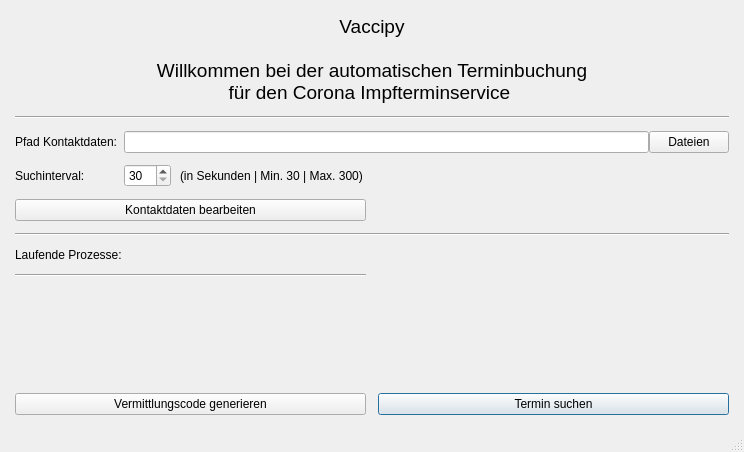
This is tools/gui/main.ui in timreibe/vaccipy as Qt 5 draws it before an edit. The edited form follows.
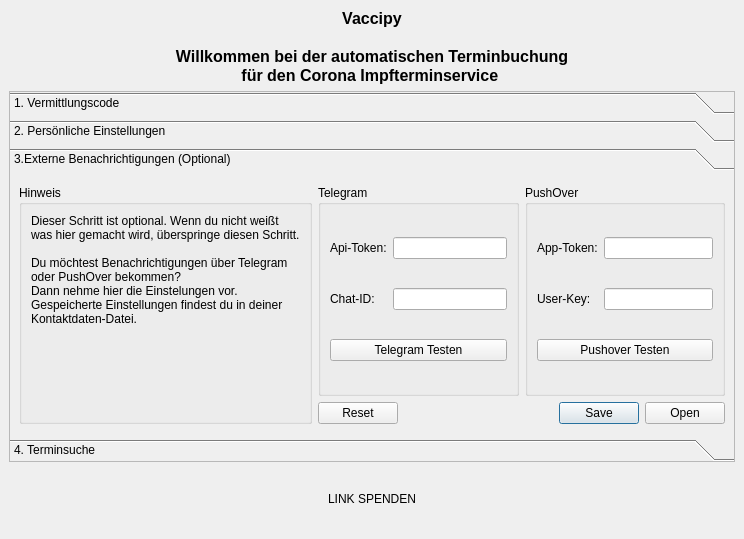
This is the edited form. The open tabs and pages were chosen to show the change.

```diff
--- a/tools/gui/main.ui
+++ b/tools/gui/main.ui
@@ -7,165 +7,31 @@
     <x>0</x>
     <y>0</y>
     <width>744</width>
-    <height>452</height>
+    <height>539</height>
    </rect>
   </property>
   <property name="windowTitle">
    <string>vaccipy</string>
   </property>
   <widget class="QWidget" name="centralwidget">
-   <layout class="QGridLayout" name="gridLayout_2">
+   <layout class="QGridLayout">
     <item row="0" column="0">
-     <layout class="QGridLayout" name="gridLayout">
-      <property name="leftMargin">
-       <number>6</number>
-      </property>
-      <property name="topMargin">
-       <number>6</number>
-      </property>
-      <property name="rightMargin">
-       <number>6</number>
-      </property>
-      <property name="bottomMargin">
-       <number>6</number>
-      </property>
-      <property name="spacing">
-       <number>12</number>
-      </property>
-      <item row="3" column="0">
-       <widget class="QPushButton" name="b_neue_kontaktdaten">
-        <property name="text">
-         <string>Kontaktdaten bearbeiten</string>
-        </property>
-       </widget>
-      </item>
-      <item row="2" column="0" colspan="2">
-       <layout class="QFormLayout" name="pfad_layout">
-        <property name="horizontalSpacing">
-         <number>6</number>
-        </property>
-        <property name="verticalSpacing">
-         <number>11</number>
-        </property>
-        <item row="0" column="0">
-         <widget class="QLabel" name="kontaktdaten_label">
-          <property name="text">
-           <string>Pfad Kontaktdaten:</string>
-          </property>
-         </widget>
-        </item>
-        <item row="0" column="1">
-         <layout class="QGridLayout" name="gridLayout_3">
-          <item row="0" column="0">
-           <widget class="QLineEdit" name="i_kontaktdaten_pfad">
-            <property name="text">
-             <string/>
-            </property>
-            <property name="readOnly">
-             <bool>true</bool>
-            </property>
-           </widget>
-          </item>
-          <item row="0" column="1">
-           <widget class="QPushButton" name="b_dateien_kontaktdaten">
-            <property name="text">
-             <string>Dateien</string>
-            </property>
-           </widget>
-          </item>
-         </layout>
-        </item>
-        <item row="1" column="0">
-         <widget class="QLabel" name="interval_label">
-          <property name="text">
-           <string>Suchinterval:</string>
-          </property>
-         </widget>
-        </item>
-        <item row="1" column="1">
-         <layout class="QGridLayout" name="gridLayout_5">
-          <property name="horizontalSpacing">
-           <number>9</number>
-          </property>
-          <item row="0" column="1">
-           <widget class="QLabel" name="label_interval_info">
-            <property name="text">
-             <string>(in Sekunden | Min. 30 | Max. 300)</string>
-            </property>
-           </widget>
-          </item>
-          <item row="0" column="0">
-           <widget class="QSpinBox" name="i_interval">
-            <property name="minimumSize">
-             <size>
-              <width>20</width>
-              <height>0</height>
-             </size>
-            </property>
-            <property name="maximumSize">
-             <size>
-              <width>100</width>
-              <height>16777215</height>
-             </size>
-            </property>
-            <property name="minimum">
-             <number>30</number>
-            </property>
-            <property name="maximum">
-             <number>300</number>
-            </property>
-           </widget>
-          </item>
-          <item row="0" column="2">
-           <spacer name="horizontalSpacer">
-            <property name="orientation">
-             <enum>Qt::Horizontal</enum>
-            </property>
-            <property name="sizeHint" stdset="0">
-             <size>
-              <width>40</width>
-              <height>20</height>
-             </size>
-            </property>
-           </spacer>
-          </item>
-         </layout>
-        </item>
-       </layout>
-      </item>
-      <item row="4" column="0" colspan="2">
-       <widget class="Line" name="line_4">
-        <property name="orientation">
-         <enum>Qt::Horizontal</enum>
-        </property>
-       </widget>
-      </item>
-      <item row="7" column="0" colspan="2">
-       <layout class="QFormLayout" name="prozesse_layout"/>
-      </item>
-      <item row="9" column="1">
-       <widget class="QPushButton" name="b_termin_suchen">
-        <property name="text">
-         <string>Termin suchen</string>
-        </property>
-        <property name="autoDefault">
-         <bool>false</bool>
-        </property>
-        <property name="default">
-         <bool>true</bool>
-        </property>
-        <property name="flat">
-         <bool>false</bool>
-        </property>
-       </widget>
-      </item>
-      <item row="0" column="0" colspan="2">
+     <layout class="QVBoxLayout" name="verticalLayout" stretch="1,6,1">
+      <item>
        <widget class="QLabel" name="header_label">
         <property name="font">
          <font>
-          <pointsize>14</pointsize>
+          <pointsize>12</pointsize>
+          <weight>75</weight>
+          <bold>true</bold>
          </font>
         </property>
+        <property name="focusPolicy">
+         <enum>Qt::StrongFocus</enum>
+        </property>
+        <property name="locale">
+         <locale language="German" country="Germany"/>
+        </property>
         <property name="text">
          <string>Vaccipy
 
@@ -177,44 +43,537 @@
         </property>
        </widget>
       </item>
-      <item row="9" column="0">
-       <widget class="QPushButton" name="b_code_generieren">
-        <property name="text">
-         <string>Vermittlungscode generieren</string>
+      <item>
+       <widget class="QToolBox" name="toolBox">
+        <property name="locale">
+         <locale language="German" country="Germany"/>
         </property>
-       </widget>
-      </item>
-      <item row="8" column="0">
-       <spacer name="verticalSpacer">
-        <property name="orientation">
-         <enum>Qt::Vertical</enum>
+        <property name="frameShape">
+         <enum>QFrame::StyledPanel</enum>
         </property>
-        <property name="sizeHint" stdset="0">
-         <size>
-          <width>20</width>
-          <height>40</height>
-         </size>
+        <property name="frameShadow">
+         <enum>QFrame::Sunken</enum>
         </property>
-       </spacer>
-      </item>
-      <item row="1" column="0" colspan="2">
-       <widget class="Line" name="line">
-        <property name="orientation">
-         <enum>Qt::Horizontal</enum>
+        <property name="lineWidth">
+         <number>3</number>
         </property>
-       </widget>
-      </item>
-      <item row="6" column="0">
-       <widget class="Line" name="line_3">
-        <property name="orientation">
-         <enum>Qt::Horizontal</enum>
+        <property name="midLineWidth">
+         <number>5</number>
         </property>
+        <widget class="QWidget" name="toolBoxPage_codegen">
+         <property name="geometry">
+          <rect>
+           <x>0</x>
+           <y>0</y>
+           <width>722</width>
+           <height>259</height>
+          </rect>
+         </property>
+         <attribute name="label">
+          <string>1. Vermittlungscode</string>
+         </attribute>
+         <layout class="QHBoxLayout" name="horizontalLayout_6">
+          <item>
+           <layout class="QHBoxLayout" name="horizontalLayout_2" stretch="1,1">
+            <property name="spacing">
+             <number>6</number>
+            </property>
+            <property name="sizeConstraint">
+             <enum>QLayout::SetDefaultConstraint</enum>
+            </property>
+            <property name="leftMargin">
+             <number>6</number>
+            </property>
+            <property name="topMargin">
+             <number>6</number>
+            </property>
+            <property name="rightMargin">
+             <number>6</number>
+            </property>
+            <property name="bottomMargin">
+             <number>6</number>
+            </property>
+            <item>
+             <layout class="QGridLayout" name="gridLayout">
+              <item row="1" column="0">
+               <widget class="QPushButton" name="b_code_generieren">
+                <property name="text">
+                 <string>Vermittlungscode generieren</string>
+                </property>
+               </widget>
+              </item>
+              <item row="0" column="0">
+               <widget class="QGroupBox" name="groupBox">
+                <property name="title">
+                 <string>Hinweis</string>
+                </property>
+                <property name="flat">
+                 <bool>false</bool>
+                </property>
+                <property name="checkable">
+                 <bool>false</bool>
+                </property>
+                <layout class="QVBoxLayout" name="_2">
+                 <item>
+                  <widget class="QLabel" name="label_4">
+                   <property name="text">
+                    <string>Du benötigst ein Vermittlungscode?
+Kein Problem, halte dein Handy für den SMS-Code bereit und drücke
+auf &quot;Vermittlungscode generieren&quot;.Folge danach den Anweisungen.
+
+Du hast bereits einen Vermittlungcode?
+Dann kannst du mit Schritt 2 fortfahren.</string>
+                   </property>
+                   <property name="alignment">
+                    <set>Qt::AlignLeading|Qt::AlignLeft|Qt::AlignTop</set>
+                   </property>
+                  </widget>
+                 </item>
+                </layout>
+               </widget>
+              </item>
+             </layout>
+            </item>
+            <item>
+             <layout class="QVBoxLayout" name="verticalLayout_2" stretch="1,4">
+              <item>
+               <widget class="QLabel" name="label_3">
+                <property name="text">
+                 <string>Folgende Vermittlungscodes werden generiert:</string>
+                </property>
+               </widget>
+              </item>
+              <item>
+               <layout class="QGridLayout" name="gridLayout_2">
+                <item row="0" column="0" colspan="2">
+                 <widget class="QLabel" name="label_5">
+                  <property name="text">
+                   <string>Momentan läuft keine Generierung</string>
+                  </property>
+                 </widget>
+                </item>
+               </layout>
+              </item>
+             </layout>
+            </item>
+           </layout>
+          </item>
+         </layout>
+        </widget>
+        <widget class="QWidget" name="toolBoxPage_kontakt">
+         <property name="geometry">
+          <rect>
+           <x>0</x>
+           <y>0</y>
+           <width>722</width>
+           <height>259</height>
+          </rect>
+         </property>
+         <attribute name="label">
+          <string>2. Persönliche Einstellungen</string>
+         </attribute>
+         <layout class="QHBoxLayout" name="horizontalLayout" stretch="1">
+          <item>
+           <layout class="QHBoxLayout" name="horizontalLayout_7" stretch="1,2">
+            <item>
+             <widget class="QGroupBox" name="groupBox_3">
+              <property name="title">
+               <string>Hinweis</string>
+              </property>
+              <layout class="QGridLayout" name="gridLayout_6">
+               <item row="0" column="0">
+                <widget class="QLabel" name="label">
+                 <property name="text">
+                  <string>Du hast einen Vermittlungscode?
+Super, dann kannst du hier Einstellungen
+anpassen. Rechts kannst du das Intervall
+zur Suche anpassen.
+Darunter kannst du deine persönlichen
+Daten anpassen. Drücke dazu auf den
+Knopf &quot;Kontaktdaten bearbeiten&quot;.
+Möchtest du eine andere als die angezeigte
+Datei bearbeiten, wähle diese vorher über
+den Knopf &quot;Datei auswählen&quot; aus.</string>
+                 </property>
+                 <property name="alignment">
+                  <set>Qt::AlignLeading|Qt::AlignLeft|Qt::AlignTop</set>
+                 </property>
+                </widget>
+               </item>
+              </layout>
+             </widget>
+            </item>
+            <item>
+             <layout class="QVBoxLayout" name="verticalLayout_6">
+              <item>
+               <widget class="QGroupBox" name="groupBox_7">
+                <property name="title">
+                 <string>Suchintervall</string>
+                </property>
+                <layout class="QFormLayout" name="formLayout_2">
+                 <item row="0" column="0">
+                  <widget class="QLabel" name="interval_label">
+                   <property name="text">
+                    <string>Suchintervall [s]:</string>
+                   </property>
+                  </widget>
+                 </item>
+                 <item row="0" column="1">
+                  <widget class="QSpinBox" name="i_interval">
+                   <property name="minimumSize">
+                    <size>
+                     <width>20</width>
+                     <height>0</height>
+                    </size>
+                   </property>
+                   <property name="maximumSize">
+                    <size>
+                     <width>100</width>
+                     <height>16777215</height>
+                    </size>
+                   </property>
+                   <property name="toolTip">
+                    <string>&lt;html&gt;&lt;head/&gt;&lt;body&gt;&lt;p&gt;In welchem Abstand soll nach einem Termin gesucht werden?&lt;br/&gt;Der Abstand muss zwischen 30 und 300 Sekunden liegen.&lt;/p&gt;&lt;p&gt;&lt;br/&gt;&lt;/p&gt;&lt;/body&gt;&lt;/html&gt;</string>
+                   </property>
+                   <property name="minimum">
+                    <number>30</number>
+                   </property>
+                   <property name="maximum">
+                    <number>300</number>
+                   </property>
+                  </widget>
+                 </item>
+                </layout>
+               </widget>
+              </item>
+              <item>
+               <widget class="QGroupBox" name="groupBox_8">
+                <property name="title">
+                 <string>Dateiauswahl</string>
+                </property>
+                <layout class="QVBoxLayout" name="verticalLayout_7">
+                 <item>
+                  <widget class="QLabel" name="kontaktdaten_label">
+                   <property name="text">
+                    <string>Momentan gewählte Kontaktdatendatei:</string>
+                   </property>
+                  </widget>
+                 </item>
+                 <item>
+                  <widget class="QLineEdit" name="i_kontaktdaten_pfad">
+                   <property name="toolTip">
+                    <string>Momentan arbeitest du mit diesen Kontaktdaten.</string>
+                   </property>
+                   <property name="text">
+                    <string/>
+                   </property>
+                   <property name="readOnly">
+                    <bool>true</bool>
+                   </property>
+                  </widget>
+                 </item>
+                 <item>
+                  <widget class="QPushButton" name="b_dateien_kontaktdaten">
+                   <property name="text">
+                    <string>Datei auswählen</string>
+                   </property>
+                  </widget>
+                 </item>
+                 <item>
+                  <widget class="QPushButton" name="b_neue_kontaktdaten">
+                   <property name="text">
+                    <string>Kontaktdaten bearbeiten</string>
+                   </property>
+                  </widget>
+                 </item>
+                </layout>
+               </widget>
+              </item>
+             </layout>
+            </item>
+           </layout>
+          </item>
+         </layout>
+        </widget>
+        <widget class="QWidget" name="toolBoxPage_telegram">
+         <property name="geometry">
+          <rect>
+           <x>0</x>
+           <y>0</y>
+           <width>722</width>
+           <height>259</height>
+          </rect>
+         </property>
+         <attribute name="label">
+          <string>3.Externe Benachrichtigungen (Optional)</string>
+         </attribute>
+         <layout class="QGridLayout" name="gridLayout_9">
+          <item row="1" column="0">
+           <layout class="QHBoxLayout" name="horizontalLayout_4" stretch="1,2">
+            <item>
+             <widget class="QGroupBox" name="groupBox_4">
+              <property name="title">
+               <string>Hinweis</string>
+              </property>
+              <layout class="QGridLayout" name="gridLayout_14">
+               <item row="0" column="0">
+                <widget class="QLabel" name="label_9">
+                 <property name="text">
+                  <string>Dieser Schritt ist optional. Wenn du nicht weißt
+was hier gemacht wird, überspringe diesen Schritt.
+
+Du möchtest Benachrichtigungen über Telegram
+oder PushOver bekommen?
+Dann nehme hier die Einstelungen vor.
+Gespeicherte Einstellungen findest du in deiner
+Kontaktdaten-Datei.</string>
+                 </property>
+                 <property name="alignment">
+                  <set>Qt::AlignLeading|Qt::AlignLeft|Qt::AlignTop</set>
+                 </property>
+                </widget>
+               </item>
+              </layout>
+             </widget>
+            </item>
+            <item>
+             <layout class="QVBoxLayout" name="verticalLayout_4">
+              <item>
+               <layout class="QHBoxLayout" name="horizontalLayout_5">
+                <item>
+                 <widget class="QGroupBox" name="groupBox_5">
+                  <property name="title">
+                   <string>Telegram</string>
+                  </property>
+                  <layout class="QGridLayout" name="gridLayout_12">
+                   <item row="0" column="2">
+                    <widget class="QLineEdit" name="i_api_token">
+                     <property name="clearButtonEnabled">
+                      <bool>false</bool>
+                     </property>
+                    </widget>
+                   </item>
+                   <item row="1" column="2">
+                    <widget class="QLineEdit" name="i_chat_id">
+                     <property name="clearButtonEnabled">
+                      <bool>false</bool>
+                     </property>
+                    </widget>
+                   </item>
+                   <item row="0" column="1">
+                    <widget class="QLabel" name="api_token_label">
+                     <property name="text">
+                      <string>Api-Token:</string>
+                     </property>
+                    </widget>
+                   </item>
+                   <item row="1" column="1">
+                    <widget class="QLabel" name="chat_id_label">
+                     <property name="text">
+                      <string>Chat-ID:</string>
+                     </property>
+                    </widget>
+                   </item>
+                   <item row="2" column="1" colspan="2">
+                    <widget class="QPushButton" name="b_test_telegram">
+                     <property name="text">
+                      <string>Telegram Testen</string>
+                     </property>
+                    </widget>
+                   </item>
+                  </layout>
+                 </widget>
+                </item>
+                <item>
+                 <widget class="QGroupBox" name="groupBox_6">
+                  <property name="font">
+                   <font>
+                    <weight>50</weight>
+                    <bold>false</bold>
+                   </font>
+                  </property>
+                  <property name="title">
+                   <string>PushOver</string>
+                  </property>
+                  <property name="flat">
+                   <bool>false</bool>
+                  </property>
+                  <property name="checkable">
+                   <bool>false</bool>
+                  </property>
+                  <layout class="QGridLayout" name="gridLayout_11">
+                   <item row="3" column="1">
+                    <widget class="QLineEdit" name="i_user_key">
+                     <property name="clearButtonEnabled">
+                      <bool>false</bool>
+                     </property>
+                    </widget>
+                   </item>
+                   <item row="0" column="1">
+                    <widget class="QLineEdit" name="i_app_token">
+                     <property name="clearButtonEnabled">
+                      <bool>false</bool>
+                     </property>
+                    </widget>
+                   </item>
+                   <item row="0" column="0">
+                    <widget class="QLabel" name="app_token_label">
+                     <property name="text">
+                      <string>App-Token:</string>
+                     </property>
+                    </widget>
+                   </item>
+                   <item row="5" column="0" colspan="2">
+                    <widget class="QPushButton" name="b_test_pushover">
+                     <property name="text">
+                      <string>Pushover Testen</string>
+                     </property>
+                    </widget>
+                   </item>
+                   <item row="3" column="0">
+                    <widget class="QLabel" name="user_key_label">
+                     <property name="text">
+                      <string>User-Key:</string>
+                     </property>
+                    </widget>
+                   </item>
+                  </layout>
+                 </widget>
+                </item>
+               </layout>
+              </item>
+              <item>
+               <widget class="QDialogButtonBox" name="buttonBox">
+                <property name="toolTip">
+                 <string>&lt;html&gt;&lt;head/&gt;&lt;body&gt;&lt;p&gt;Die Einstellungen sind in der Kontaktdaten.json gespeichert.&lt;/p&gt;&lt;/body&gt;&lt;/html&gt;</string>
+                </property>
+                <property name="standardButtons">
+                 <set>QDialogButtonBox::Open|QDialogButtonBox::Reset|QDialogButtonBox::Save</set>
+                </property>
+               </widget>
+              </item>
+             </layout>
+            </item>
+           </layout>
+          </item>
+         </layout>
+        </widget>
+        <widget class="QWidget" name="toolBoxPage_terminsuche">
+         <property name="geometry">
+          <rect>
+           <x>0</x>
+           <y>0</y>
+           <width>722</width>
+           <height>259</height>
+          </rect>
+         </property>
+         <attribute name="label">
+          <string>4. Terminsuche</string>
+         </attribute>
+         <layout class="QGridLayout" name="gridLayout_7">
+          <item row="0" column="0">
+           <layout class="QHBoxLayout" name="horizontalLayout_3" stretch="1,0,1">
+            <property name="spacing">
+             <number>6</number>
+            </property>
+            <property name="sizeConstraint">
+             <enum>QLayout::SetDefaultConstraint</enum>
+            </property>
+            <property name="leftMargin">
+             <number>6</number>
+            </property>
+            <property name="topMargin">
+             <number>6</number>
+            </property>
+            <property name="rightMargin">
+             <number>6</number>
+            </property>
+            <property name="bottomMargin">
+             <number>6</number>
+            </property>
+            <item>
+             <layout class="QGridLayout" name="gridLayout_3">
+              <item row="1" column="0">
+               <widget class="QPushButton" name="b_termin_suchen">
+                <property name="text">
+                 <string>Termin suchen</string>
+                </property>
+               </widget>
+              </item>
+              <item row="0" column="0">
+               <widget class="QGroupBox" name="groupBox_2">
+                <property name="title">
+                 <string>Hinweis</string>
+                </property>
+                <layout class="QGridLayout" name="gridLayout_5">
+                 <item row="0" column="0">
+                  <widget class="QLabel" name="label_6">
+                   <property name="text">
+                    <string>Wenn du alle Einstellungen vorgeommen hast, steht der Suche
+nichts mehr im Weg.
+Klicke einfach auf den Knopf &quot;Termin suchen&quot; und warte, bis
+Vaccipy einen Termin für dich gefunden hat.
+
+
+Dir gefällt Vaccipy?
+Wir freuen uns, wenn du dich an unserer Kmapagne für Ärzte
+ohne Grenzen beteiligst. Den Link findest du unten :)</string>
+                   </property>
+                  </widget>
+                 </item>
+                </layout>
+               </widget>
+              </item>
+             </layout>
+            </item>
+            <item>
+             <widget class="Line" name="line_2">
+              <property name="frameShadow">
+               <enum>QFrame::Sunken</enum>
+              </property>
+              <property name="lineWidth">
+               <number>1</number>
+              </property>
+              <property name="orientation">
+               <enum>Qt::Vertical</enum>
+              </property>
+             </widget>
+            </item>
+            <item>
+             <layout class="QVBoxLayout" name="verticalLayout_3" stretch="1,4">
+              <item>
+               <widget class="QLabel" name="label_7">
+                <property name="text">
+                 <string>Momentan laufen folgende Suchen</string>
+                </property>
+               </widget>
+              </item>
+              <item>
+               <layout class="QGridLayout" name="gridLayout_4">
+                <item row="0" column="0" colspan="2">
+                 <widget class="QLabel" name="label_8">
+                  <property name="text">
+                   <string>Momentan läuft keine Suche</string>
+                  </property>
+                 </widget>
+                </item>
+               </layout>
+              </item>
+             </layout>
+            </item>
+           </layout>
+          </item>
+         </layout>
+        </widget>
        </widget>
       </item>
-      <item row="5" column="0">
-       <widget class="QLabel" name="label">
+      <item>
+       <widget class="QLabel" name="label_2">
         <property name="text">
-         <string>Laufende Prozesse:</string>
+         <string>LINK SPENDEN</string>
+        </property>
+        <property name="alignment">
+         <set>Qt::AlignCenter</set>
         </property>
        </widget>
       </item>
@@ -222,17 +581,6 @@
     </item>
    </layout>
   </widget>
-  <widget class="QMenuBar" name="menubar">
-   <property name="geometry">
-    <rect>
-     <x>0</x>
-     <y>0</y>
-     <width>744</width>
-     <height>21</height>
-    </rect>
-   </property>
-  </widget>
-  <widget class="QStatusBar" name="statusbar"/>
  </widget>
  <resources/>
  <connections/>
```
